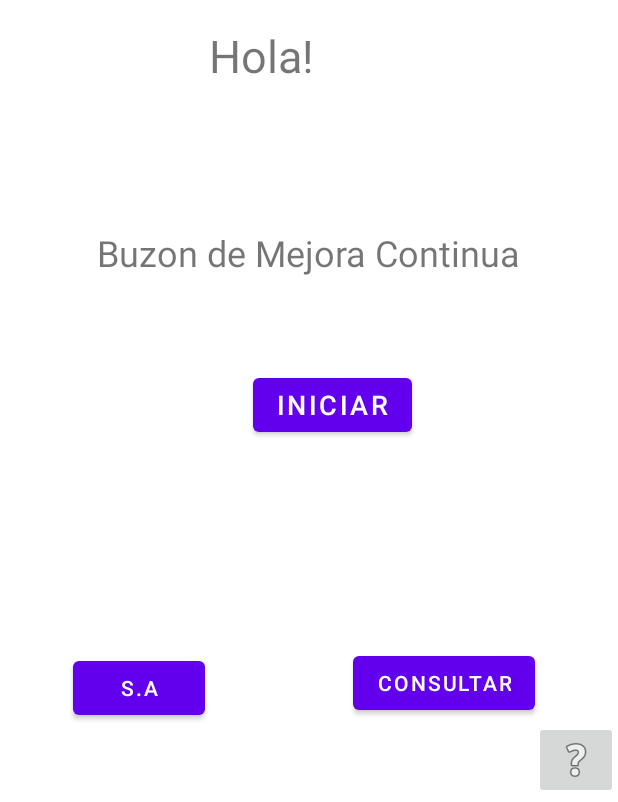
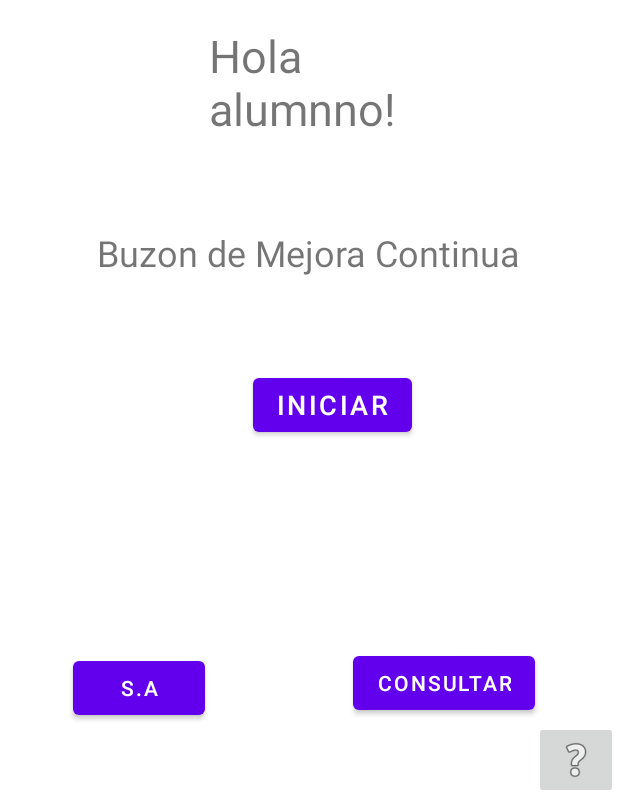
Before and after one commit to susanamb/BuzonMejora_FCA, an Android app: the screen it shows after launch (MainActivity), on a phone screen of 412 x 824 dp, the part 434-1236 px from its top. Run offline under Robolectric (Android 15) with nearby library versions, the phone set to English and light mode, and no system bars.

Commit message:
mensaje inicial

```diff
--- a/app/src/main/res/layout/activity_main.xml
+++ b/app/src/main/res/layout/activity_main.xml
@@ -12,7 +12,7 @@
         android:layout_height="0dp"
         android:layout_marginTop="250dp"
         android:layout_marginBottom="48dp"
-        android:text="Hola!"
+        android:text="Hola alumnno!"
         android:textSize="30sp"
         app:layout_constraintBottom_toTopOf="@+id/textView"
         app:layout_constraintLeft_toLeftOf="parent"
```
